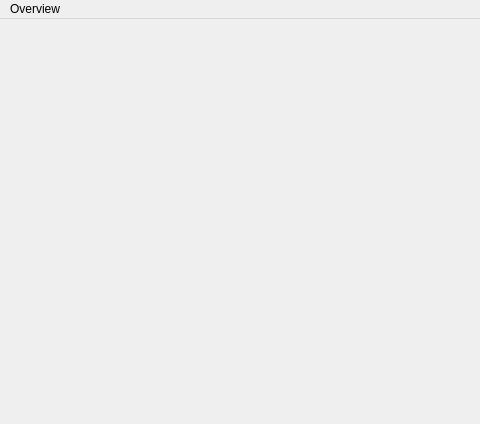
Above: mainwindow.ui from NameOfFool/Cmon before the change; both pictures show x 0 to 480 and y 0 to 424 of the 800 by 600 pixel window. Below: the same form after it.
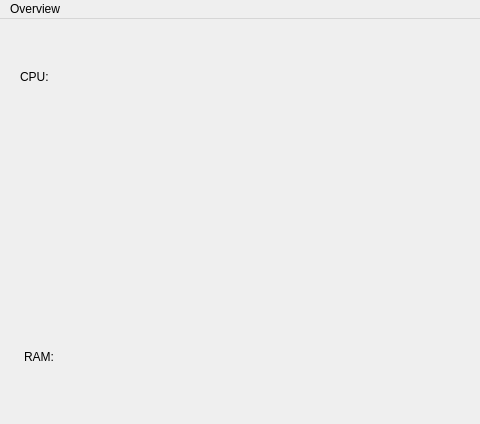
That is the form after the change.

Patch:
```diff
--- a/mainwindow.ui
+++ b/mainwindow.ui
@@ -18,7 +18,7 @@
     <property name="geometry">
      <rect>
       <x>120</x>
-      <y>40</y>
+      <y>50</y>
       <width>541</width>
       <height>161</height>
      </rect>
@@ -30,7 +30,33 @@
      </sizepolicy>
     </property>
     <property name="autoFillBackground">
-     <bool>false</bool>
+     <bool>true</bool>
+    </property>
+   </widget>
+   <widget class="QLabel" name="label">
+    <property name="geometry">
+     <rect>
+      <x>20</x>
+      <y>50</y>
+      <width>52</width>
+      <height>15</height>
+     </rect>
+    </property>
+    <property name="text">
+     <string>CPU:</string>
+    </property>
+   </widget>
+   <widget class="QLabel" name="label_2">
+    <property name="geometry">
+     <rect>
+      <x>24</x>
+      <y>330</y>
+      <width>52</width>
+      <height>15</height>
+     </rect>
+    </property>
+    <property name="text">
+     <string>RAM:</string>
     </property>
    </widget>
   </widget>
```
Left out of the diff: 19 changed lines with no effect on the pictures.
